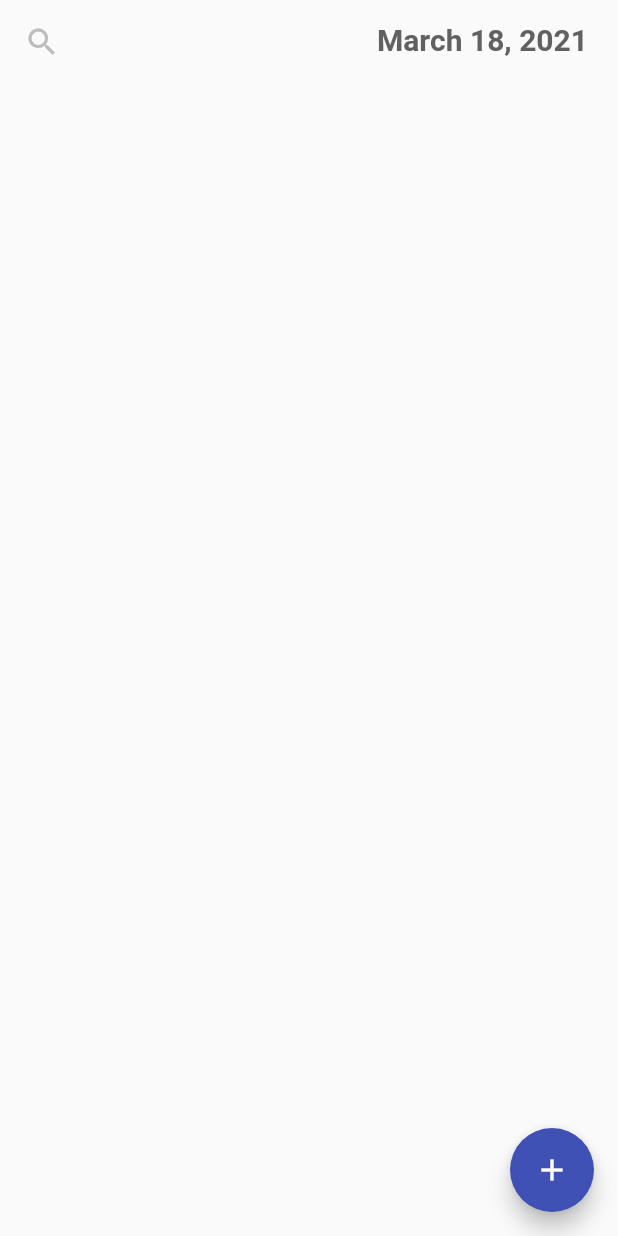
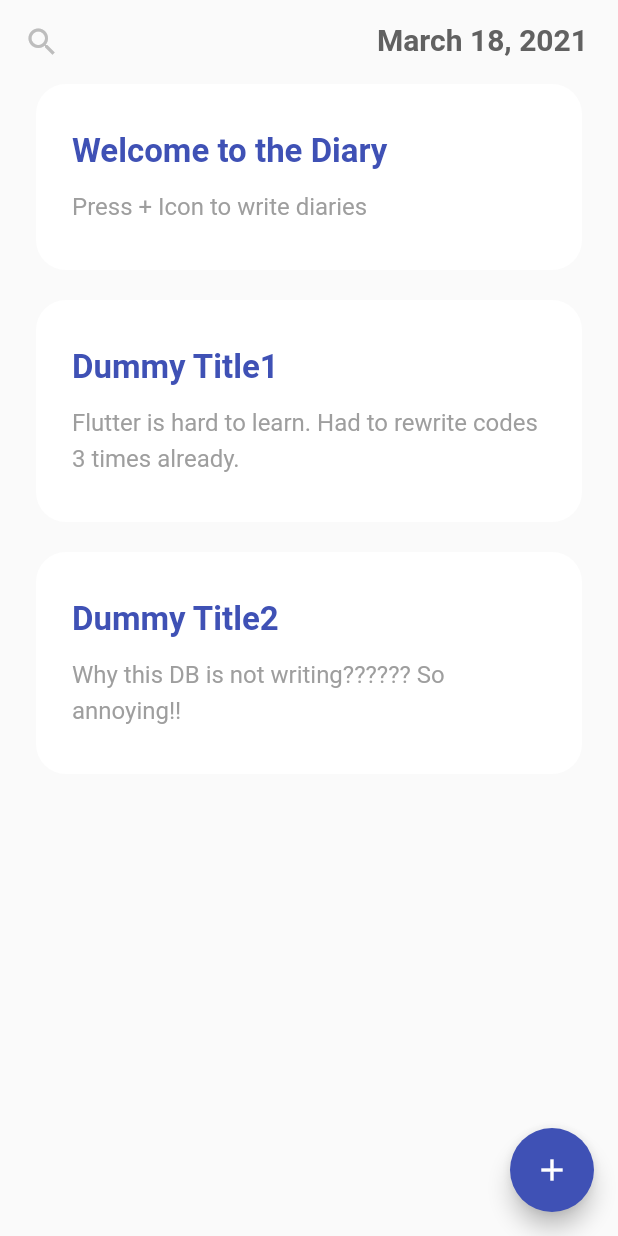
Before and after one commit to kys3923/P4-Diary, a Flutter app: the screen it shows after launch, on a phone screen of 412 x 824 dp. Run offline on Flutter 3.47's test engine with Material 2 defaults, Android fonts, the phone set to English and light mode, and no system bars; our stand-ins replace google_fonts, sqflite; accounts and stored records are empty.

Commit message:
give up debugging

```diff
--- a/flutter_diary/lib/components/diary.dart
+++ b/flutter_diary/lib/components/diary.dart
@@ -12,6 +12,10 @@ class Diary {
       'description': description,
     };
   }
+  @override
+  String toString() {
+    return 'Diary{id: $id, title: $title, description: $description}';
+  }
 }
 
 //TODO: add mood and weather
--- a/flutter_diary/lib/components/diary_page.dart
+++ b/flutter_diary/lib/components/diary_page.dart
@@ -73,11 +73,11 @@ class _DiaryPageState extends State<DiaryPage> {
                           onSubmitted: (value) async  {
                             print('entered title: $value');
 
-                            if(value != '') {
+                            if(value != "") {
                               if (widget.diary == null) {
                                 Diary _newDiary = Diary(title: value);
                                 _diaryId = await _dbHelper.insertDiary(_newDiary);
-                                print('date inputted');
+                                print('data inputted');
                                 setState(() {
                                   _diaryTitle = value;
                                 });
--- a/flutter_diary/lib/pages/landing.dart
+++ b/flutter_diary/lib/pages/landing.dart
@@ -57,6 +57,18 @@ class _Home2State extends State<Home2> {
             Column(
               crossAxisAlignment: CrossAxisAlignment.start,
               children: [
+                DiaryCards(
+                  title: 'Welcome to the Diary',
+                  desc: 'Press + Icon to write diaries',
+                ),
+                DiaryCards(
+                  title: 'Dummy Title1',
+                  desc: 'Flutter is hard to learn. Had to rewrite codes 3 times already.',
+                ), DiaryCards(
+                  title: 'Dummy Title2',
+                  desc: 'Why this DB is not writing?????? So annoying!!',
+                ),
+
                 Expanded(
                   child: FutureBuilder(
                     initialData: [],
@@ -95,7 +107,6 @@ class _Home2State extends State<Home2> {
                     },
                   ),
                 ),
-
                 //  MonthCard here
 
                 //  add button here
```
Also changed, not shown: flutter_diary/lib/components/database_helper.dart (+18 -11 lines), 1 other file.
